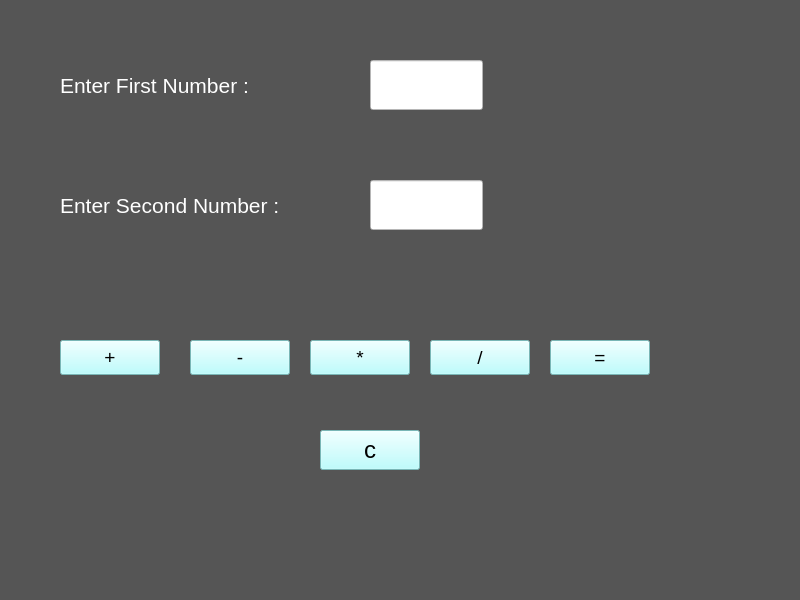
Ambarish8969/PyQt5_Designs, file Operations/operation.ui: the form before one commit.
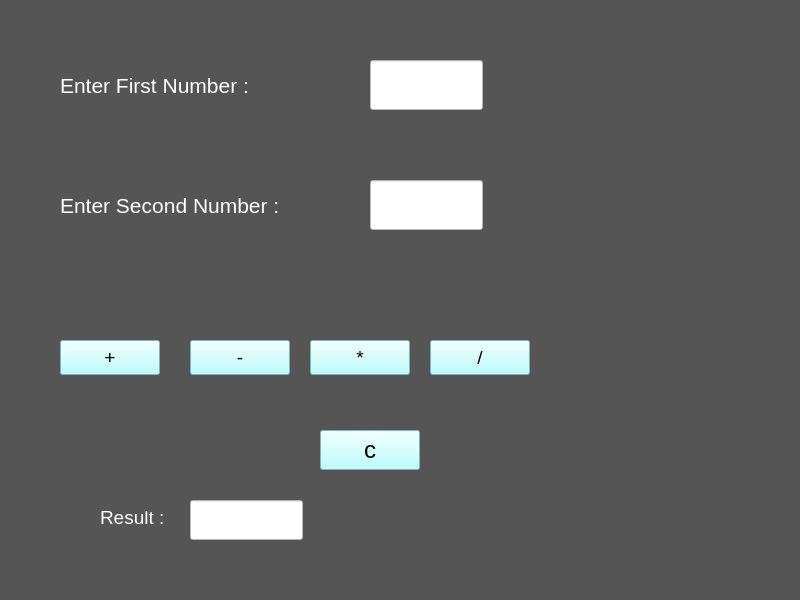
The form after the commit.

Patch:
```diff
--- a/Operations/operation.ui
+++ b/Operations/operation.ui
@@ -187,27 +187,6 @@
      <string>/</string>
     </property>
    </widget>
-   <widget class="QPushButton" name="pushButton_5">
-    <property name="geometry">
-     <rect>
-      <x>550</x>
-      <y>340</y>
-      <width>100</width>
-      <height>35</height>
-     </rect>
-    </property>
-    <property name="font">
-     <font>
-      <pointsize>14</pointsize>
-     </font>
-    </property>
-    <property name="styleSheet">
-     <string notr="true">background-color: rgb(170, 255, 255);</string>
-    </property>
-    <property name="text">
-     <string>=</string>
-    </property>
-   </widget>
    <widget class="QPushButton" name="pushButton_6">
     <property name="geometry">
      <rect>
@@ -229,6 +208,46 @@
      <string>c</string>
     </property>
    </widget>
+   <widget class="QLabel" name="label_3">
+    <property name="geometry">
+     <rect>
+      <x>100</x>
+      <y>500</y>
+      <width>100</width>
+      <height>35</height>
+     </rect>
+    </property>
+    <property name="font">
+     <font>
+      <pointsize>14</pointsize>
+     </font>
+    </property>
+    <property name="styleSheet">
+     <string notr="true">
+color: rgb(255, 255, 255);</string>
+    </property>
+    <property name="text">
+     <string>Result :</string>
+    </property>
+   </widget>
+   <widget class="QLineEdit" name="result">
+    <property name="geometry">
+     <rect>
+      <x>190</x>
+      <y>500</y>
+      <width>113</width>
+      <height>40</height>
+     </rect>
+    </property>
+    <property name="font">
+     <font>
+      <pointsize>14</pointsize>
+     </font>
+    </property>
+    <property name="styleSheet">
+     <string notr="true">background-color: rgb(255, 255, 255);</string>
+    </property>
+   </widget>
   </widget>
   <widget class="QMenuBar" name="menubar">
    <property name="geometry">
```
